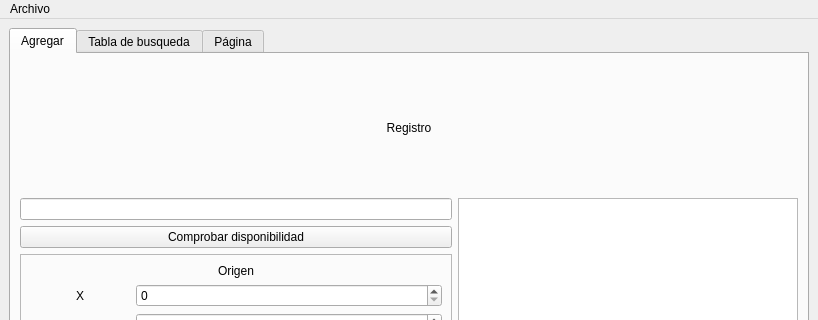
Qt form main_window.ui (JorgeRiosMz/particle_physics_laboratory) before a commit; both pictures show x 0 to 818 and y 0 to 320 of the 818 by 649 pixel window.
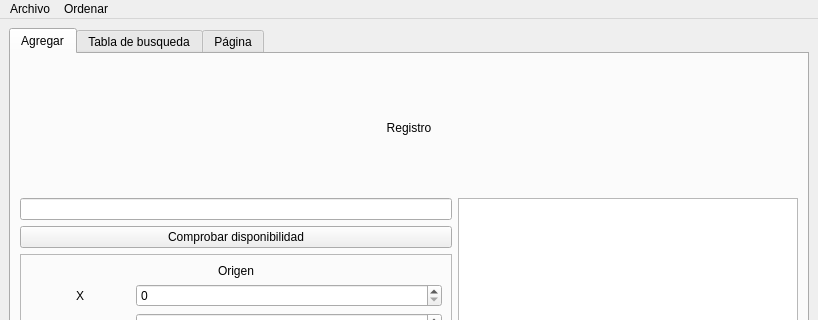
The same form after that commit.

Commit message: Add sort method

What changed in the file:
```diff
--- a/main_window.ui
+++ b/main_window.ui
@@ -382,7 +382,16 @@
     <addaction name="actionGuardar"/>
     <addaction name="actionAbrir"/>
    </widget>
+   <widget class="QMenu" name="menuOrdenar">
+    <property name="title">
+     <string>Ordenar</string>
+    </property>
+    <addaction name="actionPor_ID"/>
+    <addaction name="actionPor_Distancia"/>
+    <addaction name="actionPor_Velocidad"/>
+   </widget>
    <addaction name="menuArchivo"/>
+   <addaction name="menuOrdenar"/>
   </widget>
   <widget class="QStatusBar" name="statusbar"/>
   <action name="actionGuardar">
```
Left out of the diff: 51 changed lines with no effect on the pictures. The commit also changes 2 other files.
